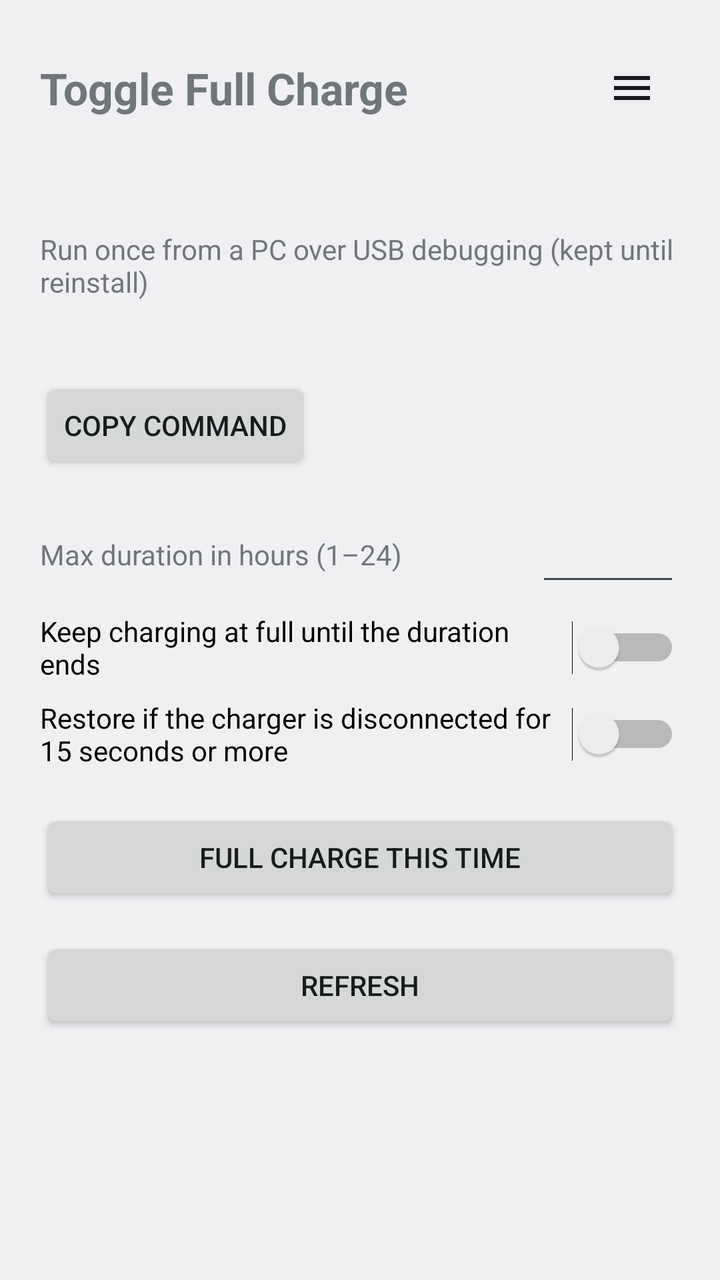
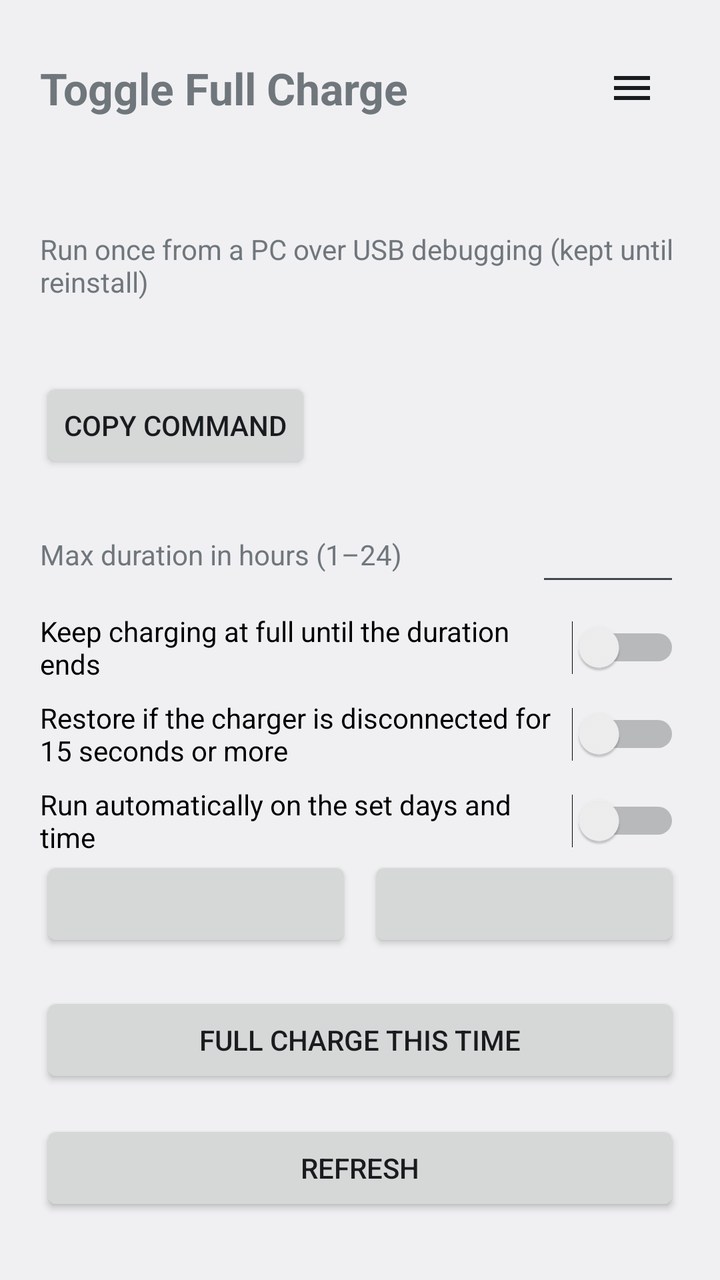

An Android layout rendered at two revisions. The XML below is the earlier revision; the diff shows what the commit changed to produce the second picture.
<!-- AndroidManifest.xml: application theme AppTheme -->
<!-- res/layout/activity_main.xml -->
<?xml version="1.0" encoding="utf-8"?>
<ScrollView xmlns:android="http://schemas.android.com/apk/res/android"
    android:layout_width="match_parent"
    android:layout_height="match_parent"
    android:fitsSystemWindows="true">

    <LinearLayout
        android:layout_width="match_parent"
        android:layout_height="wrap_content"
        android:orientation="vertical"
        android:padding="20dp">

        <LinearLayout
            android:layout_width="match_parent"
            android:layout_height="wrap_content"
            android:gravity="center_vertical"
            android:orientation="horizontal">

            <TextView
                android:layout_width="0dp"
                android:layout_height="wrap_content"
                android:layout_weight="1"
                android:text="@string/app_name"
                android:textSize="22sp"
                android:textStyle="bold" />

            
            <ImageButton
                android:id="@+id/menu"
                android:layout_width="48dp"
                android:layout_height="48dp"
                android:background="?android:attr/selectableItemBackgroundBorderless"
                android:contentDescription="@string/cd_menu"
                android:src="@drawable/ic_menu" />
        </LinearLayout>

        <TextView
            android:id="@+id/status"
            android:layout_width="match_parent"
            android:layout_height="wrap_content"
            android:layout_marginTop="12dp"
            android:lineSpacingExtra="4dp"
            android:textIsSelectable="true" />

        <LinearLayout
            android:id="@+id/perm_box"
            android:layout_width="match_parent"
            android:layout_height="wrap_content"
            android:layout_marginTop="16dp"
            android:orientation="vertical">

            <TextView
                android:layout_width="match_parent"
                android:layout_height="wrap_content"
                android:text="@string/perm_hint" />

            <TextView
                android:id="@+id/adb_cmd"
                android:layout_width="match_parent"
                android:layout_height="wrap_content"
                android:layout_marginTop="6dp"
                android:fontFamily="monospace"
                android:padding="8dp"
                android:textIsSelectable="true"
                android:textSize="12sp" />

            <Button
                android:id="@+id/copy"
                android:layout_width="wrap_content"
                android:layout_height="wrap_content"
                android:text="@string/copy_command" />
        </LinearLayout>

        <LinearLayout
            android:layout_width="match_parent"
            android:layout_height="wrap_content"
            android:layout_marginTop="20dp"
            android:gravity="center_vertical"
            android:orientation="horizontal">

            <TextView
                android:layout_width="0dp"
                android:layout_height="wrap_content"
                android:layout_weight="1"
                android:text="@string/hours_label" />

            <EditText
                android:id="@+id/hours"
                android:layout_width="72dp"
                android:layout_height="wrap_content"
                android:gravity="center"
                android:imeOptions="actionDone"
                android:inputType="number"
                android:maxLength="2" />
        </LinearLayout>

        <Switch
            android:id="@+id/keep_full"
            android:layout_width="match_parent"
            android:layout_height="wrap_content"
            android:layout_marginTop="8dp"
            android:text="@string/keep_full_option" />

        <Switch
            android:id="@+id/unplug"
            android:layout_width="match_parent"
            android:layout_height="wrap_content"
            android:layout_marginTop="8dp"
            android:text="@string/unplug_option" />

        
        <Button
            android:id="@+id/toggle"
            android:layout_width="match_parent"
            android:layout_height="wrap_content"
            android:layout_marginTop="20dp"
            android:text="@string/btn_boost" />

        <Button
            android:id="@+id/refresh"
            android:layout_width="match_parent"
            android:layout_height="wrap_content"
            android:layout_marginTop="16dp"
            android:text="@string/btn_refresh" />
    </LinearLayout>
</ScrollView>
<!-- resources referenced by this layout -->
<resources>
  <!-- drawable ic_menu (drawable) -->
  <?xml version="1.0" encoding="utf-8"?>
  <vector xmlns:android="http://schemas.android.com/apk/res/android"
      android:width="24dp" android:height="24dp"
      android:viewportWidth="24" android:viewportHeight="24"
      android:tint="?android:attr/textColorPrimary">
      <path android:fillColor="#FFFFFFFF" android:pathData="M3,6h18v2H3zM3,11h18v2H3zM3,16h18v2H3z" />
  </vector>
  <string name="app_name">Toggle Full Charge</string>
  <string name="btn_boost">Full charge this time</string>
  <string name="btn_refresh">Refresh</string>
  <string name="cd_menu">Menu</string>
  <string name="copy_command">Copy command</string>
  <string name="hours_label">Max duration in hours (1–24)</string>
  <string name="keep_full_option">Keep charging at full until the duration ends</string>
  <string name="perm_hint">Run once from a PC over USB debugging (kept until reinstall)</string>
  <string name="unplug_option">Restore if the charger is disconnected for 15 seconds or more</string>
  <style name="AppTheme" parent="@android:style/Theme.DeviceDefault.DayNight">
          <item name="android:windowActionBar">false</item>
          <item name="android:windowNoTitle">true</item>
          
          <item name="android:windowLightStatusBar">@bool/light_status_bar</item>
      </style>
</resources>

<!-- the commit's change to res/layout/activity_main.xml (unified diff, before → after) -->
@@ -108,6 +108,34 @@
             android:layout_marginTop="8dp"
             android:text="@string/unplug_option" />
 
+        <Switch
+            android:id="@+id/schedule"
+            android:layout_width="match_parent"
+            android:layout_height="wrap_content"
+            android:layout_marginTop="8dp"
+            android:text="@string/schedule_option" />
+
+        
+        <LinearLayout
+            android:id="@+id/schedule_row"
+            android:layout_width="match_parent"
+            android:layout_height="wrap_content"
+            android:orientation="horizontal">
+
+            <Button
+                android:id="@+id/schedule_days"
+                android:layout_width="0dp"
+                android:layout_height="wrap_content"
+                android:layout_weight="1" />
+
+            <Button
+                android:id="@+id/schedule_time"
+                android:layout_width="0dp"
+                android:layout_height="wrap_content"
+                android:layout_marginStart="8dp"
+                android:layout_weight="1" />
+        </LinearLayout>
+
         
         <Button
             android:id="@+id/toggle"
<!-- resource entries referenced after the edit -->
@@ -16,6 +16,7 @@
   <string name="hours_label">Max duration in hours (1–24)</string>
   <string name="keep_full_option">Keep charging at full until the duration ends</string>
   <string name="perm_hint">Run once from a PC over USB debugging (kept until reinstall)</string>
+  <string name="schedule_option">Run automatically on the set days and time</string>
   <string name="unplug_option">Restore if the charger is disconnected for 15 seconds or more</string>
   <style name="AppTheme" parent="@android:style/Theme.DeviceDefault.DayNight">
           <item name="android:windowActionBar">false</item>
